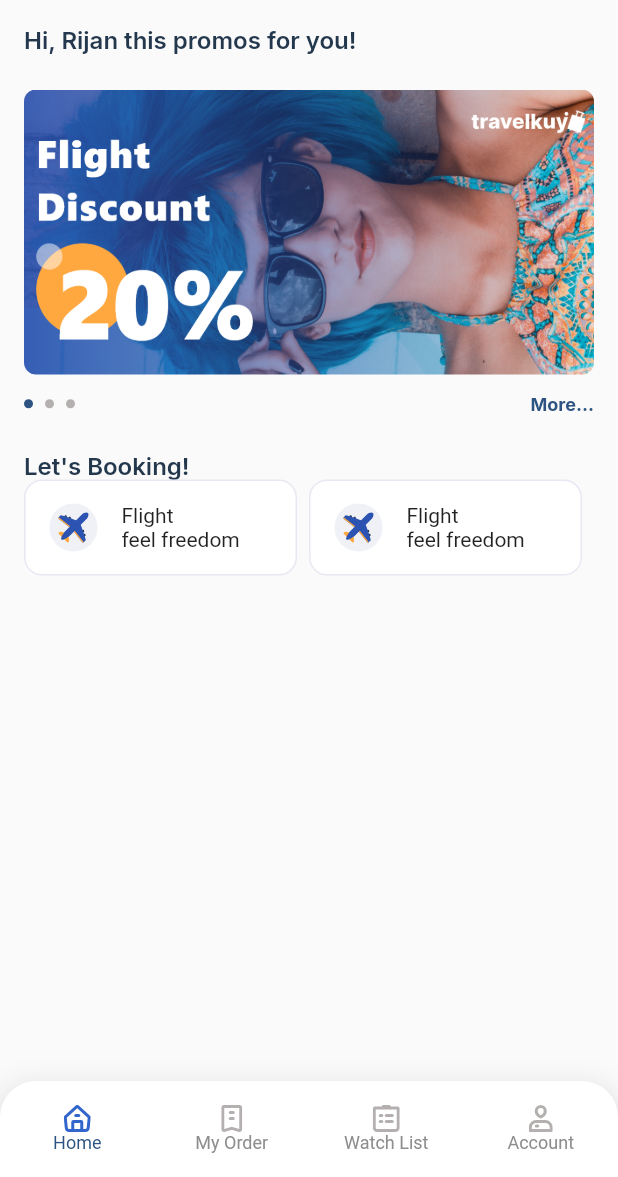
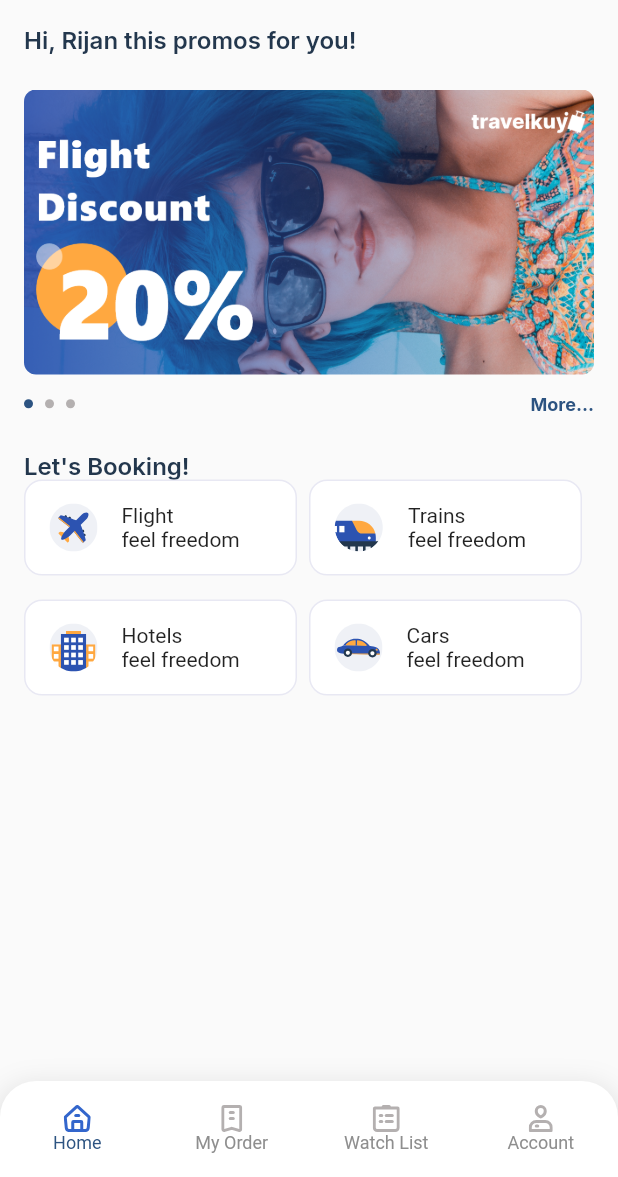
Before and after one commit to DeveloperRijan/flutter-travel-booking-app, a Flutter app: the screen it shows after launch, on a phone screen of 412 x 824 dp, the part 59-1236 px from its top. Run offline on Flutter 3.47's test engine with Material 2 defaults, Android fonts, the phone set to English and light mode, and no system bars; our stand-ins replace flutter_svg, flutter_swiper, google_fonts.

Commit message:
menu/services section done

```diff
--- a/lib/screen/home_screen.dart
+++ b/lib/screen/home_screen.dart
@@ -128,7 +128,7 @@ class _HomeScreenState extends State<HomeScreen> {
             //menu list
             Container(
               height: 144,
-              margin: EdgeInsets.only(left: 16, right: 16),
+              margin: EdgeInsets.only(left: 16, right: 16, bottom: 12),
               child: Column(
                 children: <Widget>[
                   Row(
@@ -177,7 +177,7 @@ class _HomeScreenState extends State<HomeScreen> {
                           child: Row(
                             children: <Widget>[
                               SvgPicture.asset(
-                                "assets/svg/service_flight_icon.svg",
+                                "assets/svg/service_train_icon.svg",
                                 fit: BoxFit.contain,
                               ),
                               Padding(
@@ -186,7 +186,76 @@ class _HomeScreenState extends State<HomeScreen> {
                                   crossAxisAlignment: CrossAxisAlignment.start,
                                   mainAxisAlignment: MainAxisAlignment.center,
                                   children: [
-                                    Text("Flight"),
+                                    Text("Trains"),
+                                    Text("feel freedom")
+                                  ],
+                                ),
+                              )
+                            ],
+                          ),
+                        ),
+                      )
+                    ],
+                  ),
+                  SizedBox(
+                    height: 16,
+                  ),
+                  Row(
+                    children: [
+                      Expanded(
+                        child: Container(
+                          margin: EdgeInsets.only(right: 8),
+                          padding: EdgeInsets.only(left: 16),
+                          height: 64,
+                          decoration: BoxDecoration(
+                              color: mFillColor,
+                              borderRadius: BorderRadius.circular(12),
+                              border:
+                                  Border.all(color: mBorderClolor, width: 1)),
+                          child: Row(
+                            children: <Widget>[
+                              SvgPicture.asset(
+                                "assets/svg/service_hotel_icon.svg",
+                                fit: BoxFit.contain,
+                              ),
+                              Padding(
+                                padding: EdgeInsets.only(left: 16),
+                                child: Column(
+                                  crossAxisAlignment: CrossAxisAlignment.start,
+                                  mainAxisAlignment: MainAxisAlignment.center,
+                                  children: [
+                                    Text("Hotels"),
+                                    Text("feel freedom")
+                                  ],
+                                ),
+                              )
+                            ],
+                          ),
+                        ),
+                      ),
+                      Expanded(
+                        child: Container(
+                          margin: EdgeInsets.only(right: 8),
+                          padding: EdgeInsets.only(left: 16),
+                          height: 64,
+                          decoration: BoxDecoration(
+                              color: mFillColor,
+                              borderRadius: BorderRadius.circular(12),
+                              border:
+                                  Border.all(color: mBorderClolor, width: 1)),
+                          child: Row(
+                            children: <Widget>[
+                              SvgPicture.asset(
+                                "assets/svg/service_car_rental_icon.svg",
+                                fit: BoxFit.contain,
+                              ),
+                              Padding(
+                                padding: EdgeInsets.only(left: 16),
+                                child: Column(
+                                  crossAxisAlignment: CrossAxisAlignment.start,
+                                  mainAxisAlignment: MainAxisAlignment.center,
+                                  children: [
+                                    Text("Cars"),
                                     Text("feel freedom")
                                   ],
                                 ),
```
